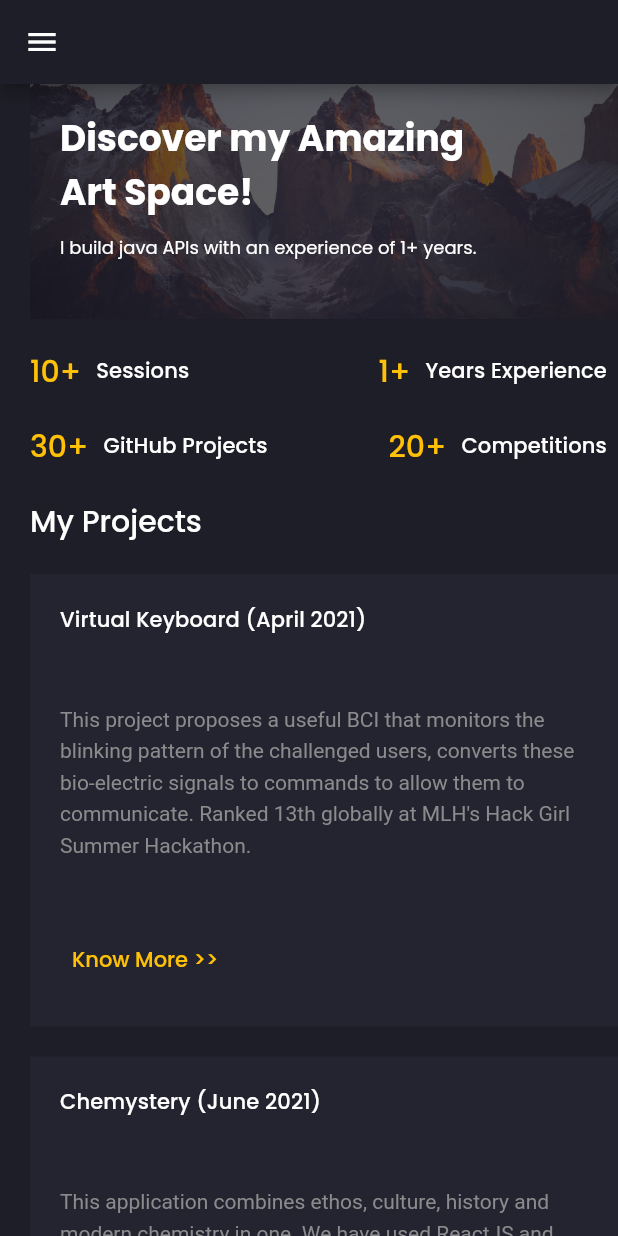
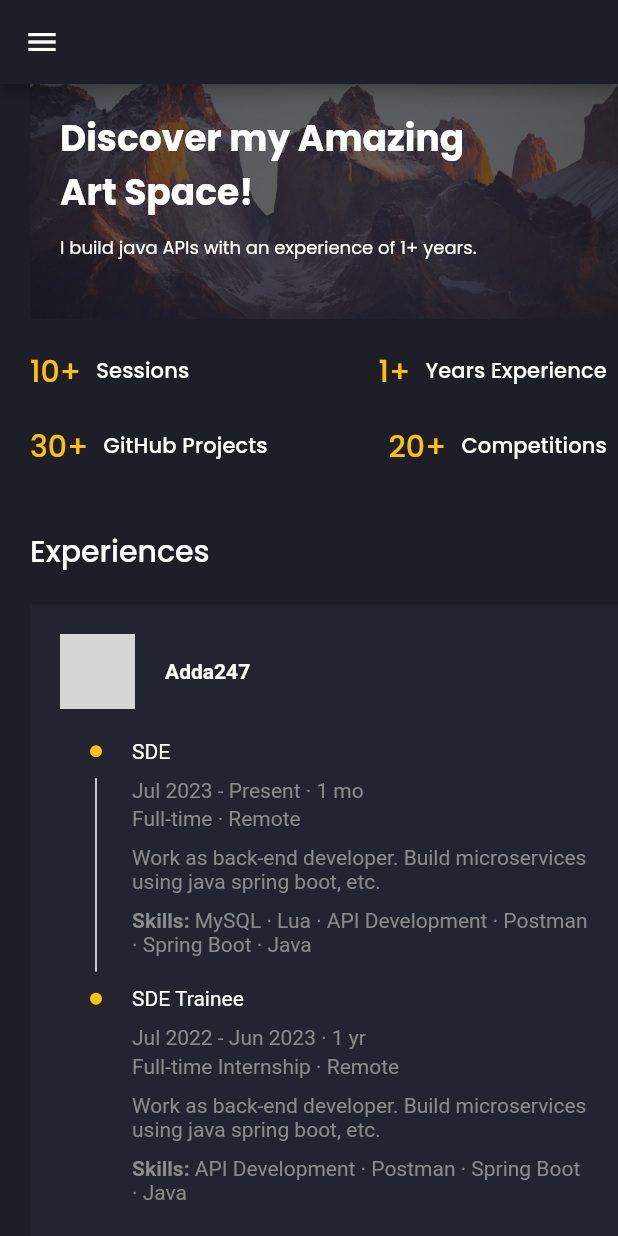
Before and after one commit to simran1901/Simran-s-Portfolio, a Flutter app: the screen it shows after launch, on a phone screen of 412 x 824 dp. Run offline on Flutter 3.47's test engine with Material 2 defaults, Android fonts, the phone set to English and light mode, and no system bars; drawn by our look-alikes of animated_text_kit; our stand-ins replace flutter_svg, google_fonts; missing offline and left inert: dart:html; network calls fail; grey boxes are pictures that could not be loaded.

Commit message:
added experiences

```diff
--- /dev/null
+++ b/lib/enums.dart
@@ -0,0 +1,22 @@
+enum JobType {
+  FT("Full-time"),
+  FIN("Full-time Internship"),
+  PIN("Part-time Internship"),
+  PT("Part-time"),
+  FL("Freelance")
+  ;
+
+  final String value;
+
+  const JobType(this.value);
+}
+
+enum WorkType {
+  Remote("Remote"),
+  OnSite("On-site")
+  ;
+
+  final String value;
+
+  const WorkType(this.value);
+}
--- a/lib/main.dart
+++ b/lib/main.dart
@@ -1,6 +1,5 @@
 import 'package:flutter/material.dart';
 import '../screens/home/home_screen.dart';
-// import 'package:flutter_profile/screens/main/main_screen.dart';
 import 'package:google_fonts/google_fonts.dart';
 
 import 'constants.dart';
--- /dev/null
+++ b/lib/models/experience.dart
@@ -0,0 +1,130 @@
+import 'package:intl/intl.dart';
+import 'package:simran_portfolio/enums.dart';
+
+class Experience {
+  final String? companyName;
+  final String? imageUrl;
+  final List<Designation>? designations;
+
+  Experience({this.companyName, this.designations, this.imageUrl});
+}
+
+class Designation {
+  late String title;
+  late DateTime start;
+  late DateTime end;
+  late bool isPresent;
+  late String startTime;
+  late String endTime;
+  String duration = "";
+  late WorkType workType;
+  late JobType jobType;
+  late String description;
+  late String skills;
+
+  Designation(
+      {required String title,
+      required DateTime start,
+      required DateTime end,
+      required bool isPresent,
+      required WorkType workType,
+      required JobType jobType,
+      required String description,
+      required String skills}) {
+    this.title = title;
+    this.start = start;
+    this.startTime = DateFormat("MMM yyyy").format(this.start);
+    this.isPresent = isPresent;
+    if (isPresent) {
+      this.end = new DateTime.now();
+      this.endTime = "Present";
+    } else {
+      this.end = end;
+      this.endTime = DateFormat("MMM yyyy").format(this.end);
+    }
+
+    final Duration duration1 = end.difference(start);
+    int months = (duration1.inDays / 30).ceil();
+    int years = months ~/ 12;
+    if (years > 0) {
+      this.duration = "$years yr ";
+    }
+    months = months - years * 12;
+    if (months > 0) {
+      this.duration = this.duration + "$months mo";
+    }
+    this.workType = workType;
+    this.jobType = jobType;
+    this.description = description;
+    this.skills = skills;
+  }
+}
+
+List<Experience> demoExperiences = [
+  Experience(
+    companyName: "Adda247",
+    imageUrl:
+        "https://media.licdn.com/dms/image/C4D0BAQGZhNHq9X4-0w/company-logo_100_100/0/1671259967619?e=1696464000&v=beta&t=wlzZWMu3eWCBUAXgx0fjUbATvAHCY2a6bPsr7tq5J64",
+    designations: [
+      Designation(
+        title: "SDE",
+        start: new DateTime(2023, 07, 01),
+        end: DateTime.now(),
+        isPresent: true,
+        workType: WorkType.Remote,
+        jobType: JobType.FT,
+        description:
+            "Work as back-end developer. Build microservices using java spring boot, etc.",
+        skills: "MySQL · Lua · API Development · Postman · Spring Boot · Java",
+      ),
+      Designation(
+        title: "SDE Trainee",
+        start: new DateTime(2022, 07, 18),
+        end: new DateTime(2023, 06, 30),
+        isPresent: false,
+        workType: WorkType.Remote,
+        jobType: JobType.FIN,
+        description:
+            "Work as back-end developer. Build microservices using java spring boot, etc.",
+        skills: "API Development · Postman · Spring Boot · Java",
+      ),
+    ],
+  ),
+  Experience(
+    companyName: "HighRadius",
+    imageUrl:
+        "https://media.licdn.com/dms/image/D4D0BAQEaUcGu3kvuyw/company-logo_100_100/0/1686122589880?e=1696464000&v=beta&t=NS-K7sVXSwgtVQ05nZqUoIns7iKtvYtziSbEaDICEg8",
+    designations: [
+      Designation(
+        title: "Software Engineer Intern",
+        start: new DateTime(2022, 01, 15),
+        end: new DateTime(2022, 05, 15),
+        isPresent: false,
+        workType: WorkType.Remote,
+        jobType: JobType.PIN,
+        description:
+            "Built an AI-enabled B2B invoice management system using various technologies.",
+        skills:
+            "Machine Learning · React.js · Databases · Web Development · Python (Programming Language) · Java",
+      ),
+    ],
+  ),
+  Experience(
+    companyName: "Upwork",
+    imageUrl:
+        "https://media.licdn.com/dms/image/C4E0BAQFAvA55uI9RQQ/company-logo_100_100/0/1620158724382?e=1696464000&v=beta&t=TqYGyhCSr6EftyvjOoth2unU9PrJIWC06MdZMCFPFgc",
+    designations: [
+      Designation(
+        title: "Freelance Software Developer",
+        start: new DateTime(2021, 07, 01),
+        end: new DateTime(2021, 12, 31),
+        isPresent: false,
+        workType: WorkType.Remote,
+        jobType: JobType.FL,
+        description:
+            "Delivered multiple Node.js and Flutter projects to clients.",
+        skills: "Postman API · MongoDB · Socket.io · Flutter · Node.js",
+      ),
+    ],
+  ),
+];
--- /dev/null
+++ b/lib/screens/home/components/experience_card.dart
@@ -0,0 +1,148 @@
+import 'package:flutter/material.dart';
+
+import '../../../models/experience.dart';
+import '../../../constants.dart';
+
+class ExperienceCard extends StatelessWidget {
+  const ExperienceCard({
+    Key? key,
+    required this.experience,
+  }) : super(key: key);
+
+  final Experience experience;
+
+  @override
+  Widget build(BuildContext context) {
+    return Container(
+      padding: const EdgeInsets.all(defaultPadding),
+      color: secondaryColor,
+      child: Column(
+        crossAxisAlignment: CrossAxisAlignment.start,
+        children: [
+          Row(
+            children: [
+              Image.network(
+                experience.imageUrl!,
+                height: 50,
+                width: 50,
+              ),
+              SizedBox(width: defaultPadding),
+              Text(
+                experience.companyName!,
+                style:
+                    TextStyle(color: Colors.white, fontWeight: FontWeight.bold),
+              ),
+            ],
+          ),
+          SizedBox(height: 10),
+          ListView.builder(
+            shrinkWrap: true,
+            physics: NeverScrollableScrollPhysics(),
+            itemCount: experience.designations!.length,
+            itemBuilder: (context, index) => DesignationCard(
+              designation: experience.designations![index],
+              isLast: experience.designations!.length == index + 1,
+            ),
+          )
+        ],
+      ),
+    );
+  }
+}
+
+class DesignationCard extends StatelessWidget {
+  const DesignationCard({
+    Key? key,
+    required this.designation,
+    required this.isLast,
+  }) : super(key: key);
+
+  final Designation designation;
+  final bool isLast;
+
+  @override
+  Widget build(BuildContext context) {
+    return Column(
+      children: [
+        SizedBox(height: 10),
+        Row(
+          children: [
+            Padding(
+              padding: EdgeInsets.symmetric(horizontal: defaultPadding),
+              child: CircleAvatar(
+                radius: 4,
+                backgroundColor: primaryColor,
+              ),
+            ),
+            Text(
+              designation.title,
+              style: TextStyle(color: Colors.white),
+            ),
+          ],
+        ),
+        SizedBox(height: 10),
+        IntrinsicHeight(
+          child: Row(
+            mainAxisSize: MainAxisSize.min,
+            children: [
+              Padding(
+                padding: EdgeInsets.symmetric(horizontal: 16),
+                child: VerticalDivider(
+                  color: isLast ? Colors.transparent : Colors.white,
+                  thickness: 1,
+                ),
+              ),
+              Expanded(
+                child: Column(
+                  crossAxisAlignment: CrossAxisAlignment.start,
+                  mainAxisSize: MainAxisSize.min,
+                  children: [
+                    Text(
+                      designation.startTime +
+                          " - " +
+                          designation.endTime +
+                          " · " +
+                          designation.duration,
+                    ),
+                    SizedBox(height: 3),
+                    Text(designation.jobType.value +
+                        " · " +
+                        designation.workType.value),
+                    SizedBox(height: 10),
+                    Text(
+                      designation.description,
+                      maxLines: 2,
+                      softWrap: true,
+                    ),
+                    SizedBox(height: 10),
+                    RichText(
+                      maxLines: 2,
+                      softWrap: true,
+                      text: TextSpan(
+                        text: "Skills: ",
+                        style: TextStyle(
+                          fontWeight: FontWeight.bold,
+                          color: bodyTextColor,
+                        ),
+                        children: [
+                          TextSpan(
+                            text: designation.skills,
+                            style: TextStyle(
+                              fontWeight: FontWeight.normal,
+                              color: bodyTextColor,
+                            ),
+                          ),
+                        ],
+                      ),
+                    ),
+                    SizedBox(height: 10),
+                  ],
+                ),
+              ),
+            ],
+          ),
+        ),
+      ],
+    );
+  }
+}
--- /dev/null
+++ b/lib/screens/home/components/experiences.dart
@@ -0,0 +1,36 @@
+import 'package:flutter/material.dart';
+import 'package:simran_portfolio/models/experience.dart';
+import 'package:simran_portfolio/screens/home/components/experience_card.dart';
+
+import '../../../constants.dart';
+
+class Experiences extends StatelessWidget {
+  const Experiences({
+    Key? key,
+  }) : super(key: key);
+
+  @override
+  Widget build(BuildContext context) {
+    return Padding(
+      padding: const EdgeInsets.symmetric(vertical: defaultPadding),
+      child: Column(
+        crossAxisAlignment: CrossAxisAlignment.start,
+        children: [
+          Text(
+            "Experiences",
+            style: Theme.of(context).textTheme.headline6,
+          ),
+          const SizedBox(height: defaultPadding),
+          ListView.builder(
+            shrinkWrap: true,
+            physics: NeverScrollableScrollPhysics(),
+            itemCount: demoExperiences.length,
+            itemBuilder: (context, index) => ExperienceCard(
+              experience: demoExperiences[index],
+            ),
+          )
+        ],
+      ),
+    );
+  }
+}
--- a/lib/screens/home/home_screen.dart
+++ b/lib/screens/home/home_screen.dart
@@ -1,4 +1,5 @@
 import 'package:flutter/material.dart';
+import 'package:simran_portfolio/screens/home/components/experiences.dart';
 import '../../screens/main/main_screen.dart';
 
 import 'components/highlights_info.dart';
@@ -15,6 +16,7 @@ class HomeScreen extends StatelessWidget {
       children: [
         HomeBanner(),
         HighlightsInfo(),
+        Experiences(),
         MyProjects(),
         Recommendations(),
       ],
--- a/lib/screens/main/main_screen.dart
+++ b/lib/screens/main/main_screen.dart
@@ -42,6 +42,7 @@ class MainScreen extends StatelessWidget {
                 flex: 7,
                 child: SingleChildScrollView(
                   child: Column(
+                    crossAxisAlignment: CrossAxisAlignment.start,
                     children: [
                       ...children,
                       // footer
--- a/pubspec.yaml
+++ b/pubspec.yaml
@@ -18,7 +18,7 @@ publish_to: "none" # Remove this line if you wish to publish to pub.dev
 version: 1.0.0+1
 
 environment:
-  sdk: ">=2.12.0 <3.0.0"
+  sdk: ">=2.17.0 <3.0.0"
 
 dependencies:
   flutter:
@@ -30,6 +30,8 @@ dependencies:
   google_fonts: ^5.1.0
   flutter_svg: ^2.0.7
   animated_text_kit: ^4.2.1
+  timelines: ^0.1.0
+  intl: ^0.18.1
 
 dev_dependencies:
   flutter_test:
```
Also changed, not shown: pubspec.lock.
